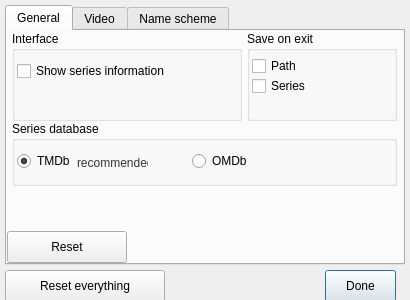
This is SeriesScraper/settingswindow.ui in martinLutz1/SeriesScraper as Qt 5 draws it before an edit. The edited form follows.
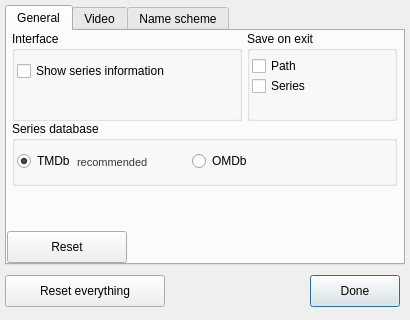
This is the edited form. The open tabs and pages were chosen to show the change.

Commit message: Compatibility changes (windows) in nameschemelist, higher height for settings window

```diff
--- a/SeriesScraper/settingswindow.ui
+++ b/SeriesScraper/settingswindow.ui
@@ -7,19 +7,19 @@
     <x>0</x>
     <y>0</y>
     <width>410</width>
-    <height>300</height>
+    <height>320</height>
    </rect>
   </property>
   <property name="minimumSize">
    <size>
     <width>410</width>
-    <height>300</height>
+    <height>320</height>
    </size>
   </property>
   <property name="maximumSize">
    <size>
     <width>410</width>
-    <height>300</height>
+    <height>320</height>
    </size>
   </property>
   <property name="windowTitle">
@@ -124,7 +124,7 @@
       </property>
       <property name="font">
        <font>
-        <pointsize>9</pointsize>
+        <pointsize>8</pointsize>
        </font>
       </property>
       <property name="text">
@@ -369,7 +369,7 @@
    <property name="geometry">
     <rect>
      <x>5</x>
-     <y>270</y>
+     <y>275</y>
      <width>160</width>
      <height>32</height>
     </rect>
@@ -387,9 +387,9 @@
    </property>
    <property name="geometry">
     <rect>
-     <x>325</x>
-     <y>270</y>
-     <width>71</width>
+     <x>310</x>
+     <y>275</y>
+     <width>90</width>
      <height>32</height>
     </rect>
    </property>
```
Left out of the diff: 2 changed lines with no effect on the pictures. The commit also changes 5 other files.
